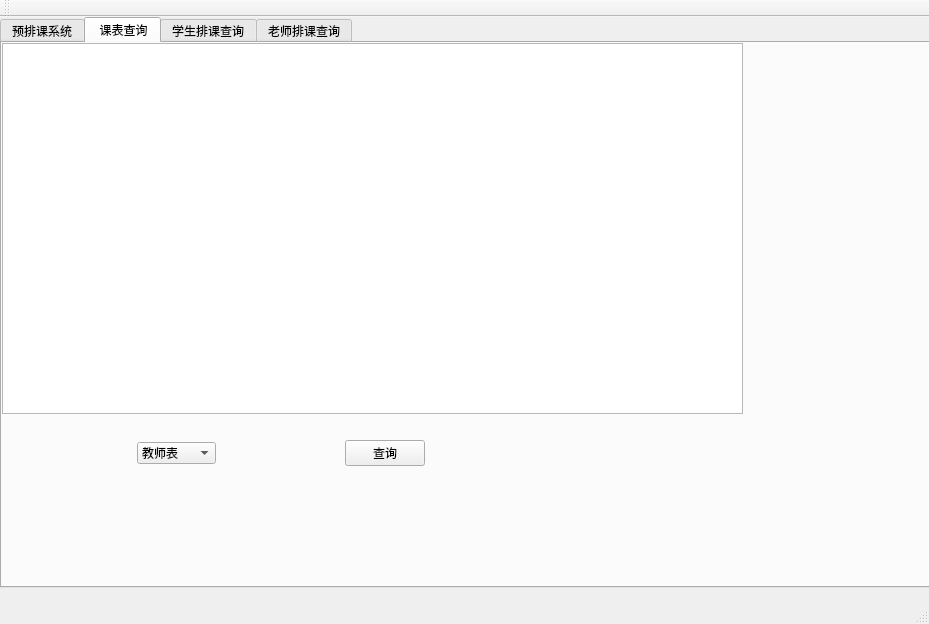
Qt form mainwindow.ui (Atmanuclear/QT-mysql) before a commit.
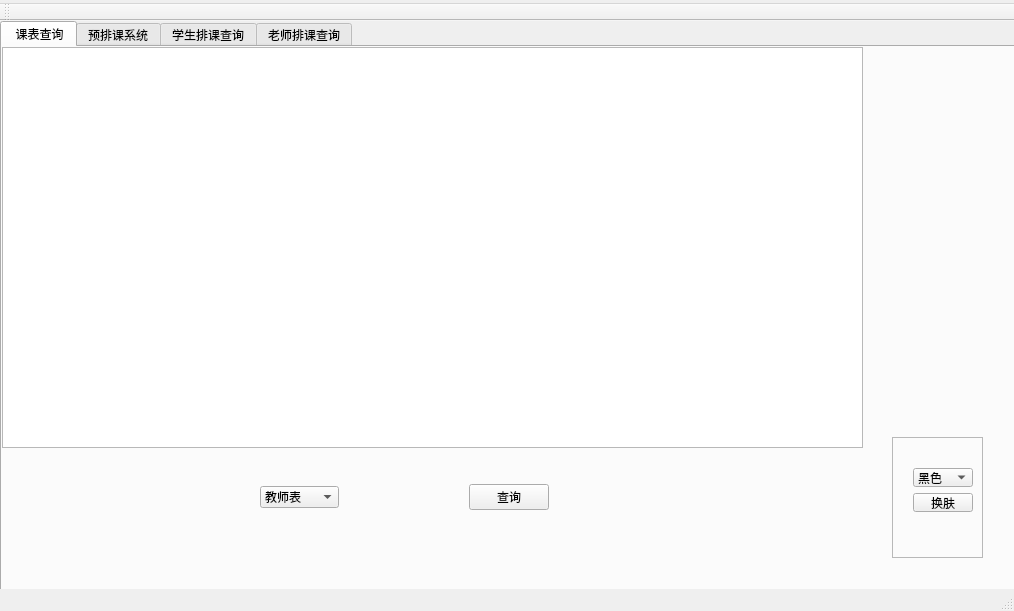
The same form after that commit. The open tabs and pages were chosen to show the change.

Diff of the .ui file:
```diff
--- a/mainwindow.ui
+++ b/mainwindow.ui
@@ -6,8 +6,8 @@
    <rect>
     <x>0</x>
     <y>0</y>
-    <width>929</width>
-    <height>624</height>
+    <width>1014</width>
+    <height>611</height>
    </rect>
   </property>
   <property name="windowTitle">
@@ -25,8 +25,8 @@
      <rect>
       <x>0</x>
       <y>0</y>
-      <width>931</width>
-      <height>571</height>
+      <width>1021</width>
+      <height>631</height>
      </rect>
     </property>
     <property name="styleSheet">
@@ -35,6 +35,226 @@
     <property name="currentIndex">
      <number>0</number>
     </property>
+    <widget class="QWidget" name="tab_2">
+     <property name="styleSheet">
+      <string notr="true"/>
+     </property>
+     <attribute name="title">
+      <string> 课表查询</string>
+     </attribute>
+     <widget class="QTableView" name="tableView_2">
+      <property name="geometry">
+       <rect>
+        <x>0</x>
+        <y>0</y>
+        <width>861</width>
+        <height>401</height>
+       </rect>
+      </property>
+      <property name="styleSheet">
+       <string notr="true"/>
+      </property>
+     </widget>
+     <widget class="QWidget" name="horizontalLayoutWidget">
+      <property name="geometry">
+       <rect>
+        <x>0</x>
+        <y>410</y>
+        <width>741</width>
+        <height>80</height>
+       </rect>
+      </property>
+      <layout class="QHBoxLayout" name="horizontalLayout">
+       <item>
+        <spacer name="horizontalSpacer">
+         <property name="orientation">
+          <enum>Qt::Horizontal</enum>
+         </property>
+         <property name="sizeHint" stdset="0">
+          <size>
+           <width>40</width>
+           <height>20</height>
+          </size>
+         </property>
+        </spacer>
+       </item>
+       <item>
+        <spacer name="horizontalSpacer_8">
+         <property name="orientation">
+          <enum>Qt::Horizontal</enum>
+         </property>
+         <property name="sizeHint" stdset="0">
+          <size>
+           <width>40</width>
+           <height>20</height>
+          </size>
+         </property>
+        </spacer>
+       </item>
+       <item>
+        <widget class="QComboBox" name="comboBox_2">
+         <item>
+          <property name="text">
+           <string>教师表</string>
+          </property>
+         </item>
+         <item>
+          <property name="text">
+           <string>开课表</string>
+          </property>
+         </item>
+         <item>
+          <property name="text">
+           <string>教室表</string>
+          </property>
+         </item>
+         <item>
+          <property name="text">
+           <string>教学计划</string>
+          </property>
+         </item>
+         <item>
+          <property name="text">
+           <string>课表</string>
+          </property>
+         </item>
+        </widget>
+       </item>
+       <item>
+        <spacer name="horizontalSpacer_3">
+         <property name="orientation">
+          <enum>Qt::Horizontal</enum>
+         </property>
+         <property name="sizeHint" stdset="0">
+          <size>
+           <width>40</width>
+           <height>20</height>
+          </size>
+         </property>
+        </spacer>
+       </item>
+       <item>
+        <widget class="QPushButton" name="pushButton_9">
+         <property name="styleSheet">
+          <string notr="true"/>
+         </property>
+         <property name="text">
+          <string>查询</string>
+         </property>
+        </widget>
+       </item>
+       <item>
+        <spacer name="horizontalSpacer_2">
+         <property name="orientation">
+          <enum>Qt::Horizontal</enum>
+         </property>
+         <property name="sizeHint" stdset="0">
+          <size>
+           <width>40</width>
+           <height>20</height>
+          </size>
+         </property>
+        </spacer>
+       </item>
+       <item>
+        <spacer name="verticalSpacer_3">
+         <property name="orientation">
+          <enum>Qt::Vertical</enum>
+         </property>
+         <property name="sizeHint" stdset="0">
+          <size>
+           <width>20</width>
+           <height>40</height>
+          </size>
+         </property>
+        </spacer>
+       </item>
+       <item>
+        <spacer name="verticalSpacer_2">
+         <property name="orientation">
+          <enum>Qt::Vertical</enum>
+         </property>
+         <property name="sizeHint" stdset="0">
+          <size>
+           <width>20</width>
+           <height>40</height>
+          </size>
+         </property>
+        </spacer>
+       </item>
+       <item>
+        <spacer name="verticalSpacer">
+         <property name="orientation">
+          <enum>Qt::Vertical</enum>
+         </property>
+         <property name="sizeHint" stdset="0">
+          <size>
+           <width>20</width>
+           <height>40</height>
+          </size>
+         </property>
+        </spacer>
+       </item>
+      </layout>
+     </widget>
+     <widget class="QFrame" name="frame">
+      <property name="geometry">
+       <rect>
+        <x>890</x>
+        <y>390</y>
+        <width>91</width>
+        <height>121</height>
+       </rect>
+      </property>
+      <property name="frameShape">
+       <enum>QFrame::StyledPanel</enum>
+      </property>
+      <property name="frameShadow">
+       <enum>QFrame::Raised</enum>
+      </property>
+      <widget class="QWidget" name="verticalLayoutWidget_2">
+       <property name="geometry">
+        <rect>
+         <x>10</x>
+         <y>20</y>
+         <width>82</width>
+         <height>66</height>
+        </rect>
+       </property>
+       <layout class="QVBoxLayout" name="verticalLayout_2">
+        <item>
+         <widget class="QComboBox" name="comboBox">
+          <property name="styleSheet">
+           <string notr="true">combobox{background-color:rgb(0,0,0,0,);}</string>
+          </property>
+          <item>
+           <property name="text">
+            <string>黑色</string>
+           </property>
+          </item>
+          <item>
+           <property name="text">
+            <string>白色</string>
+           </property>
+          </item>
+          <item>
+           <property name="text">
+            <string>橙色</string>
+           </property>
+          </item>
+         </widget>
+        </item>
+        <item>
+         <widget class="QPushButton" name="pushButton_13">
+          <property name="text">
+           <string>换肤</string>
+          </property>
+         </widget>
+        </item>
+       </layout>
+      </widget>
+     </widget>
+    </widget>
     <widget class="QWidget" name="widget">
      <property name="styleSheet">
       <string notr="true"/>
@@ -176,226 +396,6 @@
        </item>
       </layout>
      </widget>
-     <widget class="QFrame" name="frame">
-      <property name="geometry">
-       <rect>
-        <x>800</x>
-        <y>450</y>
-        <width>91</width>
-        <height>91</height>
-       </rect>
-      </property>
-      <property name="frameShape">
-       <enum>QFrame::StyledPanel</enum>
-      </property>
-      <property name="frameShadow">
-       <enum>QFrame::Raised</enum>
-      </property>
-      <widget class="QWidget" name="verticalLayoutWidget_2">
-       <property name="geometry">
-        <rect>
-         <x>10</x>
-         <y>20</y>
-         <width>77</width>
-         <height>61</height>
-        </rect>
-       </property>
-       <layout class="QVBoxLayout" name="verticalLayout_2">
-        <item>
-         <widget class="QComboBox" name="comboBox">
-          <property name="styleSheet">
-           <string notr="true">combobox{background-color:rgb(0,0,0,0,);}</string>
-          </property>
-          <item>
-           <property name="text">
-            <string>黑色</string>
-           </property>
-          </item>
-          <item>
-           <property name="text">
-            <string>白色</string>
-           </property>
-          </item>
-          <item>
-           <property name="text">
-            <string>橙色</string>
-           </property>
-          </item>
-         </widget>
-        </item>
-        <item>
-         <widget class="QPushButton" name="pushButton_13">
-          <property name="text">
-           <string>换肤</string>
-          </property>
-         </widget>
-        </item>
-       </layout>
-      </widget>
-     </widget>
-    </widget>
-    <widget class="QWidget" name="tab_2">
-     <property name="styleSheet">
-      <string notr="true"/>
-     </property>
-     <attribute name="title">
-      <string> 课表查询</string>
-     </attribute>
-     <widget class="QTableView" name="tableView_2">
-      <property name="geometry">
-       <rect>
-        <x>0</x>
-        <y>0</y>
-        <width>741</width>
-        <height>371</height>
-       </rect>
-      </property>
-      <property name="styleSheet">
-       <string notr="true"/>
-      </property>
-     </widget>
-     <widget class="QWidget" name="horizontalLayoutWidget">
-      <property name="geometry">
-       <rect>
-        <x>0</x>
-        <y>370</y>
-        <width>741</width>
-        <height>80</height>
-       </rect>
-      </property>
-      <layout class="QHBoxLayout" name="horizontalLayout">
-       <item>
-        <spacer name="horizontalSpacer_8">
-         <property name="orientation">
-          <enum>Qt::Horizontal</enum>
-         </property>
-         <property name="sizeHint" stdset="0">
-          <size>
-           <width>40</width>
-           <height>20</height>
-          </size>
-         </property>
-        </spacer>
-       </item>
-       <item>
-        <widget class="QComboBox" name="comboBox_2">
-         <item>
-          <property name="text">
-           <string>教师表</string>
-          </property>
-         </item>
-         <item>
-          <property name="text">
-           <string>开课表</string>
-          </property>
-         </item>
-         <item>
-          <property name="text">
-           <string>教室表</string>
-          </property>
-         </item>
-         <item>
-          <property name="text">
-           <string>教学计划</string>
-          </property>
-         </item>
-         <item>
-          <property name="text">
-           <string>课表</string>
-          </property>
-         </item>
-        </widget>
-       </item>
-       <item>
-        <spacer name="horizontalSpacer_3">
-         <property name="orientation">
-          <enum>Qt::Horizontal</enum>
-         </property>
-         <property name="sizeHint" stdset="0">
-          <size>
-           <width>40</width>
-           <height>20</height>
-          </size>
-         </property>
-        </spacer>
-       </item>
-       <item>
-        <widget class="QPushButton" name="pushButton_9">
-         <property name="styleSheet">
-          <string notr="true"/>
-         </property>
-         <property name="text">
-          <string>查询</string>
-         </property>
-        </widget>
-       </item>
-       <item>
-        <spacer name="horizontalSpacer">
-         <property name="orientation">
-          <enum>Qt::Horizontal</enum>
-         </property>
-         <property name="sizeHint" stdset="0">
-          <size>
-           <width>40</width>
-           <height>20</height>
-          </size>
-         </property>
-        </spacer>
-       </item>
-       <item>
-        <spacer name="horizontalSpacer_2">
-         <property name="orientation">
-          <enum>Qt::Horizontal</enum>
-         </property>
-         <property name="sizeHint" stdset="0">
-          <size>
-           <width>40</width>
-           <height>20</height>
-          </size>
-         </property>
-        </spacer>
-       </item>
-       <item>
-        <spacer name="verticalSpacer_3">
-         <property name="orientation">
-          <enum>Qt::Vertical</enum>
-         </property>
-         <property name="sizeHint" stdset="0">
-          <size>
-           <width>20</width>
-           <height>40</height>
-          </size>
-         </property>
-        </spacer>
-       </item>
-       <item>
-        <spacer name="verticalSpacer_2">
-         <property name="orientation">
-          <enum>Qt::Vertical</enum>
-         </property>
-         <property name="sizeHint" stdset="0">
-          <size>
-           <width>20</width>
-           <height>40</height>
-          </size>
-         </property>
-        </spacer>
-       </item>
-       <item>
-        <spacer name="verticalSpacer">
-         <property name="orientation">
-          <enum>Qt::Vertical</enum>
-         </property>
-         <property name="sizeHint" stdset="0">
-          <size>
-           <width>20</width>
-           <height>40</height>
-          </size>
-         </property>
-        </spacer>
-       </item>
-      </layout>
-     </widget>
     </widget>
     <widget class="QWidget" name="tab_3">
      <attribute name="title">
@@ -637,13 +637,19 @@
     <rect>
      <x>0</x>
      <y>0</y>
-     <width>929</width>
-     <height>23</height>
+     <width>1014</width>
+     <height>27</height>
     </rect>
    </property>
    <property name="styleSheet">
     <string notr="true"/>
    </property>
+   <widget class="QMenu" name="menuHIT">
+    <property name="title">
+     <string/>
+    </property>
+   </widget>
+   <addaction name="menuHIT"/>
   </widget>
   <widget class="QToolBar" name="mainToolBar">
    <attribute name="toolBarArea">
```
Left out of the diff: 86 changed lines with no effect on the pictures.
